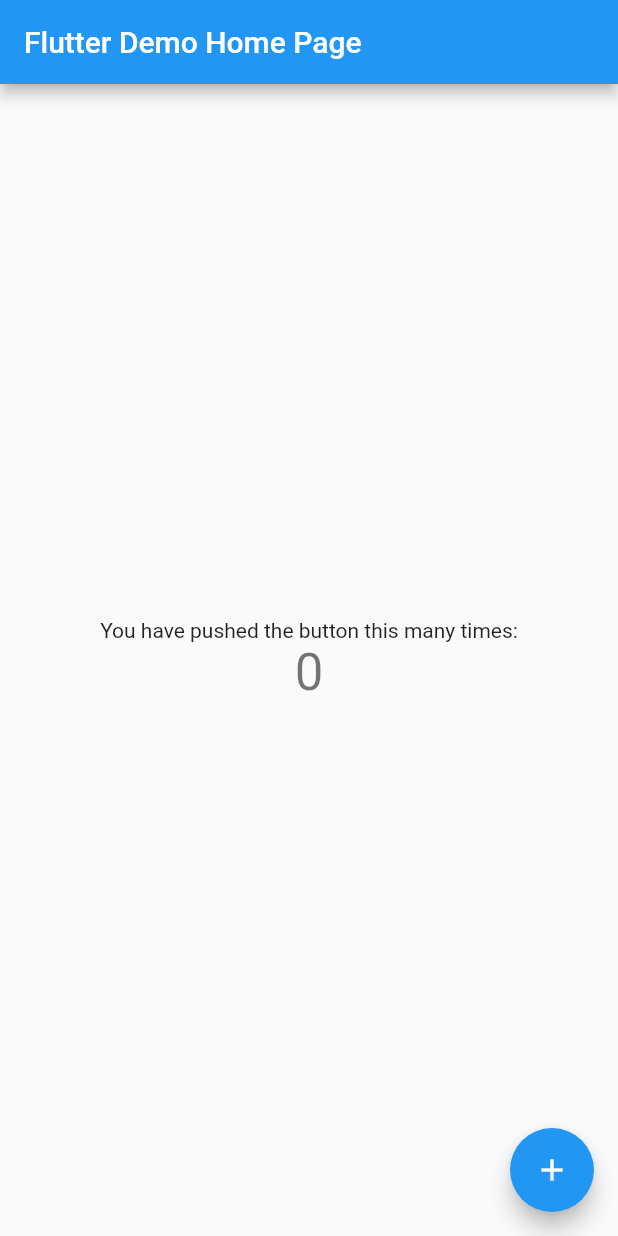
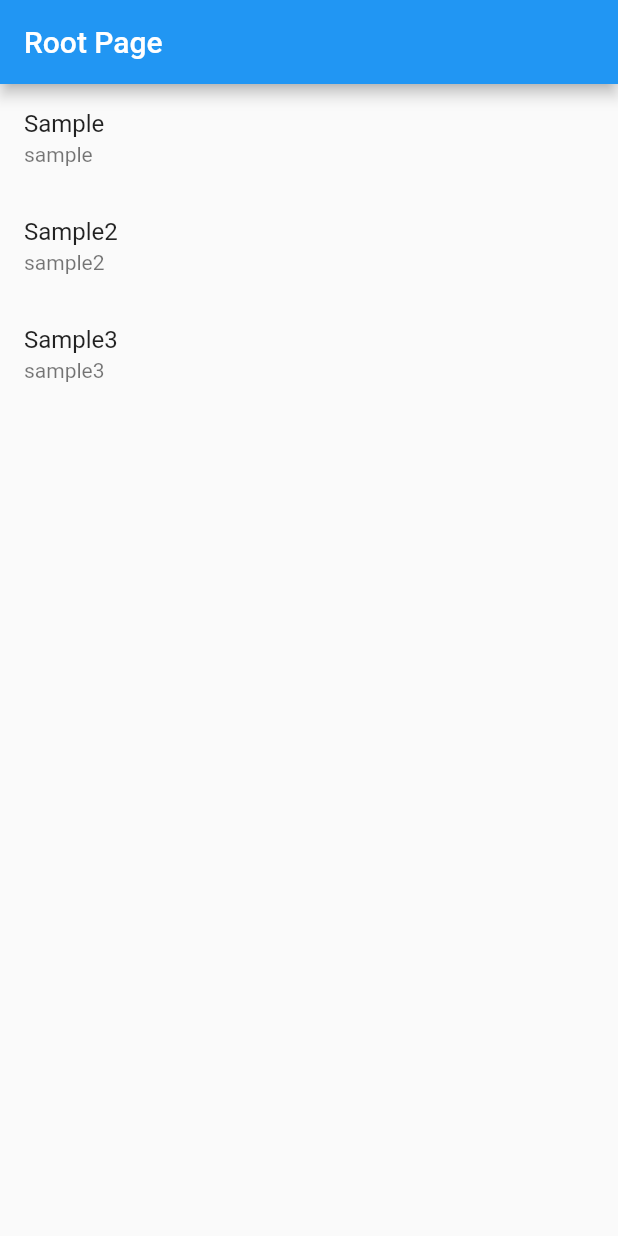
Before and after one commit to mtbhiro/flutter_playground, a Flutter app: the screen it shows after launch, on a phone screen of 412 x 824 dp. Run offline on Flutter 3.47's test engine with Material 2 defaults, Android fonts, the phone set to English and light mode, and no system bars; our stand-ins replace device_preview, go_router, hooks_riverpod.

Commit message:
created root page, add saome packages

```diff
--- a/lib/main.dart
+++ b/lib/main.dart
@@ -1,115 +1,34 @@
+import 'package:device_preview/device_preview.dart';
+import 'package:flutter/foundation.dart';
 import 'package:flutter/material.dart';
+import 'package:flutter_playground/router.dart';
+import 'package:hooks_riverpod/hooks_riverpod.dart';
 
 void main() {
-  runApp(const MyApp());
+  runApp(
+    DevicePreview(
+      enabled: kDebugMode,
+      tools: const [
+        ...DevicePreview.defaultTools,
+      ],
+      builder: (context) => const ProviderScope(
+        child: MyApp(),
+      ),
+    ),
+  );
 }
 
-class MyApp extends StatelessWidget {
-  const MyApp({super.key});
+class MyApp extends HookConsumerWidget {
+  const MyApp({Key? key}) : super(key: key);
 
-  // This widget is the root of your application.
   @override
-  Widget build(BuildContext context) {
-    return MaterialApp(
-      title: 'Flutter Demo',
-      theme: ThemeData(
-        // This is the theme of your application.
-        //
-        // Try running your application with "flutter run". You'll see the
-        // application has a blue toolbar. Then, without quitting the app, try
-        // changing the primarySwatch below to Colors.green and then invoke
-        // "hot reload" (press "r" in the console where you ran "flutter run",
-        // or simply save your changes to "hot reload" in a Flutter IDE).
-        // Notice that the counter didn't reset back to zero; the application
-        // is not restarted.
-        primarySwatch: Colors.blue,
-      ),
-      home: const MyHomePage(title: 'Flutter Demo Home Page'),
+  Widget build(BuildContext context, WidgetRef ref) {
+    final router = ref.watch(routerProvider);
+    return MaterialApp.router(
+      title: 'My Playground App',
+      routeInformationParser: router.routeInformationParser,
+      routeInformationProvider: router.routeInformationProvider,
+      routerDelegate: router.routerDelegate,
     );
   }
 }
-
-class MyHomePage extends StatefulWidget {
-  const MyHomePage({super.key, required this.title});
-
-  // This widget is the home page of your application. It is stateful, meaning
-  // that it has a State object (defined below) that contains fields that affect
-  // how it looks.
-
-  // This class is the configuration for the state. It holds the values (in this
-  // case the title) provided by the parent (in this case the App widget) and
-  // used by the build method of the State. Fields in a Widget subclass are
-  // always marked "final".
-
-  final String title;
-
-  @override
-  State<MyHomePage> createState() => _MyHomePageState();
-}
-
-class _MyHomePageState extends State<MyHomePage> {
-  int _counter = 0;
-
-  void _incrementCounter() {
-    setState(() {
-      // This call to setState tells the Flutter framework that something has
-      // changed in this State, which causes it to rerun the build method below
-      // so that the display can reflect the updated values. If we changed
-      // _counter without calling setState(), then the build method would not be
-      // called again, and so nothing would appear to happen.
-      _counter++;
-    });
-  }
-
-  @override
-  Widget build(BuildContext context) {
-    // This method is rerun every time setState is called, for instance as done
-    // by the _incrementCounter method above.
-    //
-    // The Flutter framework has been optimized to make rerunning build methods
-    // fast, so that you can just rebuild anything that needs updating rather
-    // than having to individually change instances of widgets.
-    return Scaffold(
-      appBar: AppBar(
-        // Here we take the value from the MyHomePage object that was created by
-        // the App.build method, and use it to set our appbar title.
-        title: Text(widget.title),
-      ),
-      body: Center(
-        // Center is a layout widget. It takes a single child and positions it
-        // in the middle of the parent.
-        child: Column(
-          // Column is also a layout widget. It takes a list of children and
-          // arranges them vertically. By default, it sizes itself to fit its
-          // children horizontally, and tries to be as tall as its parent.
-          //
-          // Invoke "debug painting" (press "p" in the console, choose the
-          // "Toggle Debug Paint" action from the Flutter Inspector in Android
-          // Studio, or the "Toggle Debug Paint" command in Visual Studio Code)
-          // to see the wireframe for each widget.
-          //
-          // Column has various properties to control how it sizes itself and
-          // how it positions its children. Here we use mainAxisAlignment to
-          // center the children vertically; the main axis here is the vertical
-          // axis because Columns are vertical (the cross axis would be
-          // horizontal).
-          mainAxisAlignment: MainAxisAlignment.center,
-          children: <Widget>[
-            const Text(
-              'You have pushed the button this many times:',
-            ),
-            Text(
-              '$_counter',
-              style: Theme.of(context).textTheme.headline4,
-            ),
-          ],
-        ),
-      ),
-      floatingActionButton: FloatingActionButton(
-        onPressed: _incrementCounter,
-        tooltip: 'Increment',
-        child: const Icon(Icons.add),
-      ), // This trailing comma makes auto-formatting nicer for build methods.
-    );
-  }
-}
--- /dev/null
+++ b/lib/root/root_page.dart
@@ -0,0 +1,34 @@
+import 'package:flutter/material.dart';
+import 'package:go_router/go_router.dart';
+
+class DebugRouteData {
+  final title;
+  final pathName;
+  const DebugRouteData(this.title, this.pathName);
+}
+
+class RootPage extends StatelessWidget {
+  const RootPage({Key? key}) : super(key: key);
+
+  static const routes = [
+    DebugRouteData('Sample', 'sample'),
+    DebugRouteData('Sample2', 'sample2'),
+    DebugRouteData('Sample3', 'sample3'),
+  ];
+
+  @override
+  Widget build(BuildContext context) {
+    final routeItems = routes.map((e) {
+      return ListTile(
+        title: Text(e.title),
+        subtitle: Text(e.pathName),
+        onTap: () {
+          context.goNamed(e.pathName);
+        },
+      );
+    }).toList();
+    return Scaffold(
+        appBar: AppBar(title: const Text('Root Page')),
+        body: ListView(children: routeItems));
+  }
+}
--- /dev/null
+++ b/lib/router.dart
@@ -0,0 +1,27 @@
+import 'package:flutter_playground/root/root_page.dart';
+import 'package:go_router/go_router.dart';
+import 'package:hooks_riverpod/hooks_riverpod.dart';
+
+final routerProvider = Provider((ref) {
+  return GoRouter(
+    debugLogDiagnostics: true,
+    initialLocation: '/',
+    routes: [
+      GoRoute(
+          name: 'root',
+          path: '/',
+          builder: (context, state) {
+            return const RootPage();
+          },
+          routes: [
+            GoRoute(
+              name: 'sample',
+              path: 'sample',
+              builder: (context, state) {
+                return const RootPage();
+              },
+            ),
+          ]),
+    ],
+  );
+});
```
Also changed, not shown: pubspec.yaml (+36 -38 lines), pubspec.lock, 7 other files.
